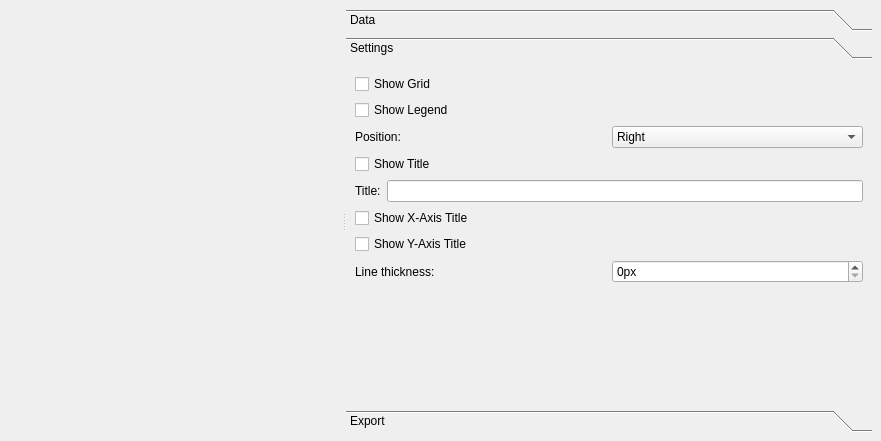
Qt form plotwindow.ui (Rob0xFF/PhyxCalc) before a commit.
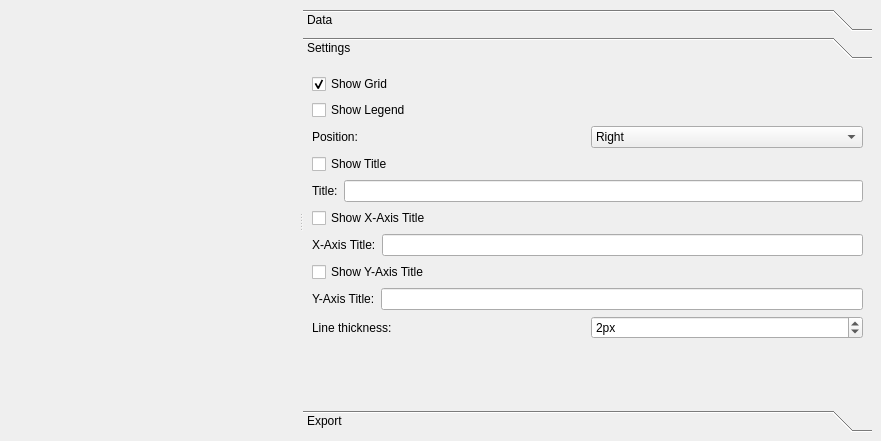
The same form after that commit. Custom widgets are drawn as their Qt base class.

Commit message: improved plot window

```diff
--- a/plotwindow.ui
+++ b/plotwindow.ui
@@ -86,6 +86,9 @@
            <property name="text">
             <string>Show Grid</string>
            </property>
+           <property name="checked">
+            <bool>true</bool>
+           </property>
           </widget>
          </item>
          <item>
@@ -161,6 +164,20 @@
            </property>
           </widget>
          </item>
+         <item>
+          <layout class="QHBoxLayout" name="horizontalLayout_5">
+           <item>
+            <widget class="QLabel" name="label_4">
+             <property name="text">
+              <string>X-Axis Title:</string>
+             </property>
+            </widget>
+           </item>
+           <item>
+            <widget class="QLineEdit" name="settingsXTitleEdit"/>
+           </item>
+          </layout>
+         </item>
          <item>
           <widget class="QCheckBox" name="settingsYTitleCheck">
            <property name="text">
@@ -168,6 +185,20 @@
            </property>
           </widget>
          </item>
+         <item>
+          <layout class="QHBoxLayout" name="horizontalLayout_6">
+           <item>
+            <widget class="QLabel" name="label_5">
+             <property name="text">
+              <string>Y-Axis Title:</string>
+             </property>
+            </widget>
+           </item>
+           <item>
+            <widget class="QLineEdit" name="settingsYTitleEdit"/>
+           </item>
+          </layout>
+         </item>
          <item>
           <layout class="QHBoxLayout" name="horizontalLayout_2">
            <item>
@@ -182,6 +213,9 @@
              <property name="suffix">
               <string>px</string>
              </property>
+             <property name="value">
+              <number>2</number>
+             </property>
             </widget>
            </item>
           </layout>
@@ -194,7 +228,7 @@
            <property name="sizeHint" stdset="0">
             <size>
              <width>20</width>
-             <height>128</height>
+             <height>72</height>
             </size>
            </property>
           </spacer>
```
The commit also changes 2 other files.
